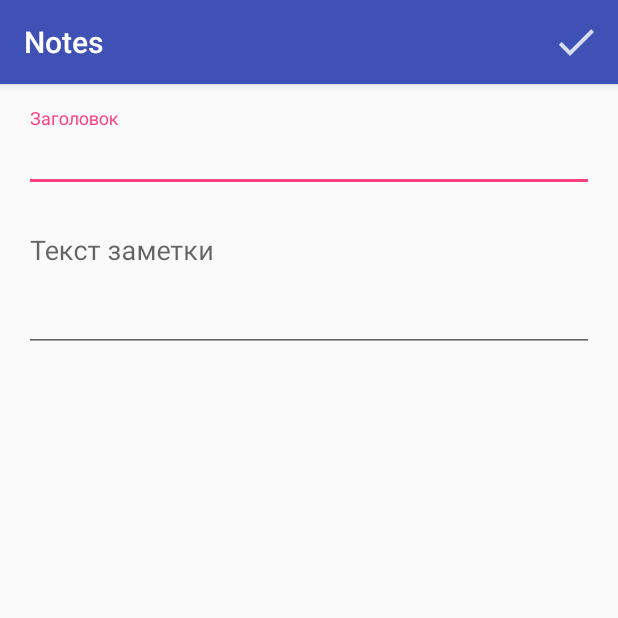
After one commit to Skillberg/NotesAndroid, an Android app: the CreateNoteActivity screen opened directly, with no data from a screen before it, on a phone screen of 412 x 824 dp, the top half of it. The commit adds this screen. Run offline under Robolectric (Android 15) with nearby library versions, the phone set to English and light mode, and no system bars.

Commit message:
24. Создание новой заметки. FloatingActionButton. TextInputLayout. TextInputEditText.

```diff
--- a/app/build.gradle
+++ b/app/build.gradle
@@ -9,6 +9,7 @@ android {
         targetSdkVersion 26
         versionCode 1
         versionName "1.0"
+        vectorDrawables.useSupportLibrary = true
         testInstrumentationRunner "android.support.test.runner.AndroidJUnitRunner"
     }
     buildTypes {
--- a/app/src/main/AndroidManifest.xml
+++ b/app/src/main/AndroidManifest.xml
@@ -18,6 +18,8 @@
             </intent-filter>
         </activity>
 
+        <activity android:name=".CreateNoteActivity" />
+
         <provider
             android:name=".db.NotesProvider"
             android:authorities="com.skillberg.notes.provider"
--- /dev/null
+++ b/app/src/main/java/com/skillberg/notes/CreateNoteActivity.java
@@ -0,0 +1,109 @@
+package com.skillberg.notes;
+
+import android.content.ContentValues;
+import android.os.Bundle;
+import android.support.annotation.Nullable;
+import android.support.design.widget.TextInputEditText;
+import android.support.design.widget.TextInputLayout;
+import android.support.v7.app.AppCompatActivity;
+import android.support.v7.widget.Toolbar;
+import android.text.TextUtils;
+import android.view.Menu;
+import android.view.MenuItem;
+
+import com.skillberg.notes.db.NotesContract;
+
+/**
+ * Activity для создания новой заметки
+ */
+public class CreateNoteActivity extends AppCompatActivity {
+
+    private TextInputEditText titleEt;
+    private TextInputEditText textEt;
+
+    private TextInputLayout titleTil;
+    private TextInputLayout textTil;
+
+
+    @Override
+    protected void onCreate(@Nullable Bundle savedInstanceState) {
+        super.onCreate(savedInstanceState);
+
+        setContentView(R.layout.activity_create_note);
+
+        Toolbar toolbar = findViewById(R.id.toolbar);
+        setSupportActionBar(toolbar);
+
+        titleEt = findViewById(R.id.title_et);
+        textEt = findViewById(R.id.text_et);
+
+        titleTil = findViewById(R.id.title_til);
+        textTil = findViewById(R.id.text_til);
+    }
+
+    @Override
+    public boolean onCreateOptionsMenu(Menu menu) {
+        super.onCreateOptionsMenu(menu);
+
+        getMenuInflater().inflate(R.menu.create_note, menu);
+
+        return true;
+    }
+
+    @Override
+    public boolean onOptionsItemSelected(MenuItem item) {
+        switch (item.getItemId()) {
+            case R.id.action_save:
+                saveNote();
+
+                return true;
+
+            default:
+                return super.onOptionsItemSelected(item);
+        }
+    }
+
+    /**
+     * Метод для сохранения заметок
+     */
+    private void saveNote() {
+        String title = titleEt.getText().toString().trim();
+        String text = textEt.getText().toString().trim();
+
+        boolean isCorrect = true;
+
+        if (TextUtils.isEmpty(title)) {
+            isCorrect = false;
+
+            titleTil.setError(getString(R.string.error_empty_field));
+            titleTil.setErrorEnabled(true);
+        } else {
+            titleTil.setErrorEnabled(false);
+        }
+
+        if (TextUtils.isEmpty(text)) {
+            isCorrect = false;
+
+            textTil.setError(getString(R.string.error_empty_field));
+            textTil.setErrorEnabled(true);
+        } else {
+            textTil.setErrorEnabled(false);
+        }
+
+        if (isCorrect) {
+            long currentTime = System.currentTimeMillis();
+
+            ContentValues contentValues = new ContentValues();
+            contentValues.put(NotesContract.Notes.COLUMN_TITLE, title);
+            contentValues.put(NotesContract.Notes.COLUMN_NOTE, text);
+            contentValues.put(NotesContract.Notes.COLUMN_CREATED_TS, currentTime);
+            contentValues.put(NotesContract.Notes.COLUMN_UPDATED_TS, currentTime);
+
+            getContentResolver().insert(NotesContract.Notes.URI, contentValues);
+
+            finish();
+        }
+    }
+
+
+}
--- /dev/null
+++ b/app/src/main/res/layout/activity_create_note.xml
@@ -0,0 +1,68 @@
+<?xml version="1.0" encoding="utf-8"?>
+<android.support.design.widget.CoordinatorLayout xmlns:android="http://schemas.android.com/apk/res/android"
+    xmlns:app="http://schemas.android.com/apk/res-auto"
+    xmlns:tools="http://schemas.android.com/tools"
+    android:layout_width="match_parent"
+    android:layout_height="match_parent"
+    tools:context="com.skillberg.notes.CreateNoteActivity">
+
+    <android.support.design.widget.AppBarLayout
+        android:layout_width="match_parent"
+        android:layout_height="wrap_content">
+
+        <include layout="@layout/toolbar" />
+
+    </android.support.design.widget.AppBarLayout>
+
+    <ScrollView
+        android:layout_width="match_parent"
+        android:layout_height="match_parent"
+        app:layout_behavior="@string/appbar_scrolling_view_behavior">
+
+        <LinearLayout
+            android:layout_width="match_parent"
+            android:layout_height="wrap_content"
+            android:layout_marginEnd="16dp"
+            android:layout_marginStart="16dp"
+            android:layout_marginTop="16dp"
+            android:orientation="vertical">
+
+            <android.support.design.widget.TextInputLayout
+                android:id="@+id/title_til"
+                android:layout_width="match_parent"
+                android:layout_height="wrap_content">
+
+                <android.support.design.widget.TextInputEditText
+                    android:id="@+id/title_et"
+                    android:layout_width="match_parent"
+                    android:layout_height="wrap_content"
+                    android:hint="@string/hint_title"
+                    android:inputType="textCapSentences" />
+
+            </android.support.design.widget.TextInputLayout>
+
+            <android.support.design.widget.TextInputLayout
+                android:id="@+id/text_til"
+                android:layout_width="match_parent"
+                android:layout_height="wrap_content"
+                android:layout_marginTop="8dp">
+
+                <android.support.design.widget.TextInputEditText
+                    android:id="@+id/text_et"
+                    android:layout_width="match_parent"
+                    android:layout_height="wrap_content"
+                    android:gravity="start|top"
+                    android:hint="@string/hint_text"
+                    android:inputType="textCapSentences|textMultiLine"
+                    android:lines="3"
+                    android:maxLines="999" />
+
+            </android.support.design.widget.TextInputLayout>
+
+
+        </LinearLayout>
+
+    </ScrollView>
+
+
+</android.support.design.widget.CoordinatorLayout>
--- /dev/null
+++ b/app/src/main/res/menu/create_note.xml
@@ -0,0 +1,11 @@
+<?xml version="1.0" encoding="utf-8"?>
+<menu xmlns:android="http://schemas.android.com/apk/res/android"
+    xmlns:app="http://schemas.android.com/apk/res-auto">
+
+    <item
+        android:id="@+id/action_save"
+        android:icon="@drawable/ic_action_save"
+        android:title="@string/title_save"
+        app:showAsAction="ifRoom" />
+
+</menu>
--- a/app/src/main/res/values/strings.xml
+++ b/app/src/main/res/values/strings.xml
@@ -1,3 +1,10 @@
 <resources>
     <string name="app_name">Notes</string>
+
+    <string name="hint_title">Заголовок</string>
+    <string name="hint_text">Текст заметки</string>
+
+    <string name="title_save">Сохранить</string>
+
+    <string name="error_empty_field">Необходимо заполнить поле</string>
 </resources>
--- a/build.gradle
+++ b/build.gradle
@@ -7,7 +7,7 @@ buildscript {
         jcenter()
     }
     dependencies {
-        classpath 'com.android.tools.build:gradle:3.0.0-rc1'
+        classpath 'com.android.tools.build:gradle:3.0.0'
 
 
         // NOTE: Do not place your application dependencies here; they belong
```
Also changed, not shown: app/src/main/java/com/skillberg/notes/MainActivity.java (+12 -0 lines), app/src/main/res/drawable/ic_create_24dp.xml (added, +9 -0 lines), app/src/main/res/layout/activity_main.xml (+10 -0 lines), app/src/main/res/drawable-hdpi/ic_action_save.png (added), app/src/main/res/drawable-mdpi/ic_action_save.png (added), app/src/main/res/drawable-xhdpi/ic_action_save.png (added), app/src/main/res/drawable-xxhdpi/ic_action_save.png (added).
